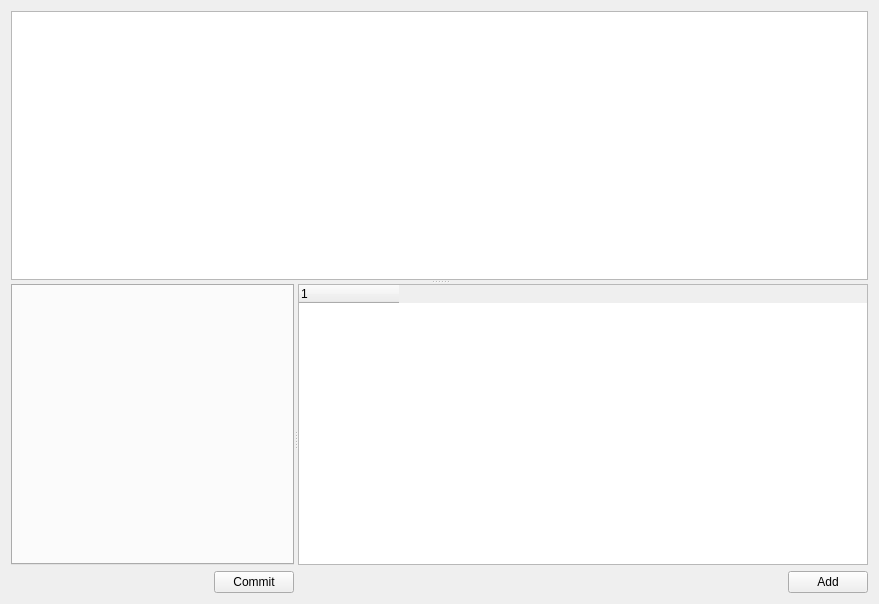
The window that addOrder.ui (geonwuk/TheEditor) describes before a commit, drawn with Qt 5.
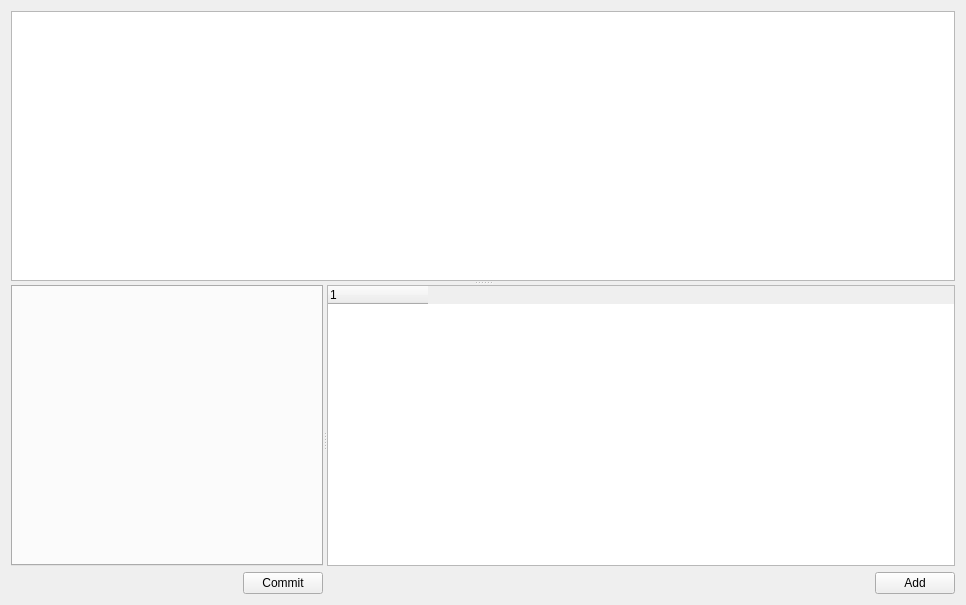
The same window after the commit.

Diff of the .ui file:
```diff
--- a/addOrder.ui
+++ b/addOrder.ui
@@ -6,8 +6,8 @@
    <rect>
     <x>0</x>
     <y>0</y>
-    <width>879</width>
-    <height>604</height>
+    <width>966</width>
+    <height>605</height>
    </rect>
   </property>
   <property name="windowTitle">
@@ -107,6 +107,11 @@
           <attribute name="headerStretchLastSection">
            <bool>false</bool>
           </attribute>
+          <column>
+           <property name="text">
+            <string notr="true">1</string>
+           </property>
+          </column>
          </widget>
         </item>
         <item>
```
